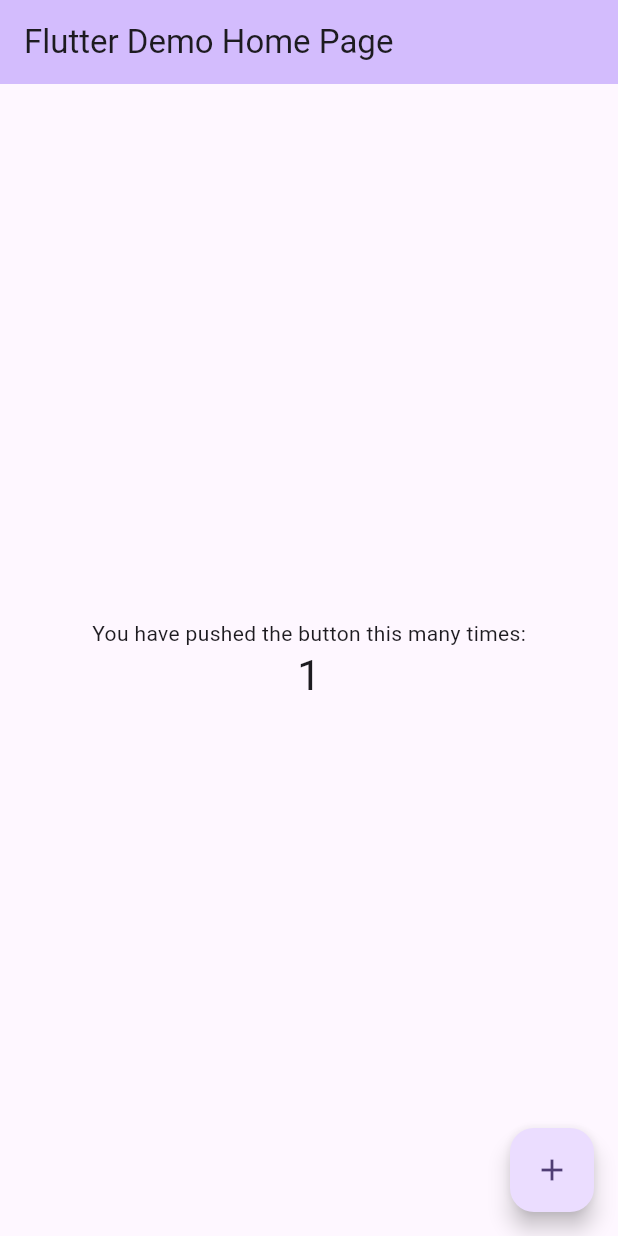
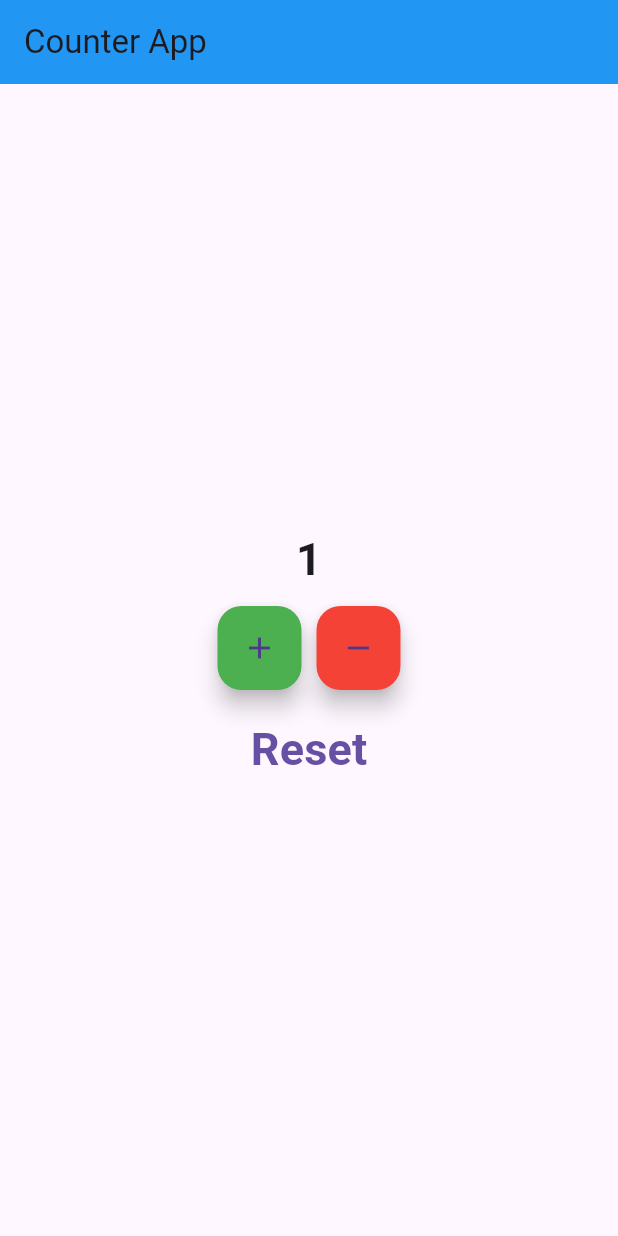
Before and after one commit to ZEENATH-964/Provider, a Flutter app: the screen it shows after launch, after a tap on the "add" icon, on a phone screen of 412 x 824 dp. Run offline on Flutter 3.47's test engine with Material 3 defaults, Android fonts, the light colour scheme and no system bars; our stand-ins replace gap.

Commit message:
first commit

```diff
--- a/counter_app/analysis_options.yaml
+++ b/counter_app/analysis_options.yaml
@@ -20,7 +20,8 @@ linter:
   # or a specific dart file by using the `// ignore: name_of_lint` and
   # `// ignore_for_file: name_of_lint` syntax on the line or in the file
   # producing the lint.
-  rules:
+  rules
+  prefere_const_constructor
     # avoid_print: false  # Uncomment to disable the `avoid_print` rule
     # prefer_single_quotes: true  # Uncomment to enable the `prefer_single_quotes` rule
 
--- /dev/null
+++ b/counter_app/lib/home.dart
@@ -0,0 +1,62 @@
+import 'package:counter_app/provider.dart';
+import 'package:flutter/material.dart';
+import 'package:gap/gap.dart';
+import 'package:provider/provider.dart';
+
+class Home extends StatefulWidget {
+  const Home({super.key});
+
+  @override
+  State<Home> createState() => _HomeState();
+}
+
+class _HomeState extends State<Home> {
+  @override
+  Widget build(BuildContext context) {
+    return SafeArea(
+      child: Scaffold(
+
+        appBar: AppBar(
+          backgroundColor: Colors.blue,
+          title: Text('Counter App'),),
+      body: Consumer<counter>(
+        builder: (context,value,_) {
+      return Column(
+        mainAxisAlignment: MainAxisAlignment.center,
+        children: [
+        list(value.count.toString(), 30),
+        Gap(10),
+       Row(
+        mainAxisAlignment: MainAxisAlignment.center,
+         children: [
+
+
+
+
+           FloatingActionButton(
+            backgroundColor: Colors.green,
+            onPressed: (){
+           value.increment();
+           },child: Icon(Icons.add),),
+            Gap(10),
+           FloatingActionButton(
+             backgroundColor: Colors.red,
+            onPressed: (){
+           value.decreament();
+           },child: Icon(Icons.remove),),
+         ],
+       ),
+       Gap(10),
+       TextButton(onPressed: (){value.clear();}, child: list('Reset', 30))
+      ],);
+        }
+      ),
+
+      ),
+    );
+  }
+}
+
+Widget list(String text,double size){
+  return Text(text,style: TextStyle(fontSize: size,fontWeight: FontWeight.bold),);
+}
--- a/counter_app/lib/main.dart
+++ b/counter_app/lib/main.dart
@@ -1,125 +1,23 @@
+import 'package:counter_app/home.dart';
+import 'package:counter_app/provider.dart';
 import 'package:flutter/material.dart';
+import 'package:provider/provider.dart';
 
 void main() {
-  runApp(const MyApp());
+  runApp(ChangeNotifierProvider(create:(context)=>counter(),
+    child:
+      MyApp()));
 }
 
 class MyApp extends StatelessWidget {
   const MyApp({super.key});
 
-  // This widget is the root of your application.
+
   @override
   Widget build(BuildContext context) {
     return MaterialApp(
-      title: 'Flutter Demo',
-      theme: ThemeData(
-        // This is the theme of your application.
-        //
-        // TRY THIS: Try running your application with "flutter run". You'll see
-        // the application has a purple toolbar. Then, without quitting the app,
-        // try changing the seedColor in the colorScheme below to Colors.green
-        // and then invoke "hot reload" (save your changes or press the "hot
-        // reload" button in a Flutter-supported IDE, or press "r" if you used
-        // the command line to start the app).
-        //
-        // Notice that the counter didn't reset back to zero; the application
-        // state is not lost during the reload. To reset the state, use hot
-        // restart instead.
-        //
-        // This works for code too, not just values: Most code changes can be
-        // tested with just a hot reload.
-        colorScheme: ColorScheme.fromSeed(seedColor: Colors.deepPurple),
-        useMaterial3: true,
-      ),
-      home: const MyHomePage(title: 'Flutter Demo Home Page'),
+   debugShowCheckedModeBanner: false,
+   home: Home(),
     );
   }
 }
-
-class MyHomePage extends StatefulWidget {
-  const MyHomePage({super.key, required this.title});
-
-  // This widget is the home page of your application. It is stateful, meaning
-  // that it has a State object (defined below) that contains fields that affect
-  // how it looks.
-
-  // This class is the configuration for the state. It holds the values (in this
-  // case the title) provided by the parent (in this case the App widget) and
-  // used by the build method of the State. Fields in a Widget subclass are
-  // always marked "final".
-
-  final String title;
-
-  @override
-  State<MyHomePage> createState() => _MyHomePageState();
-}
-
-class _MyHomePageState extends State<MyHomePage> {
-  int _counter = 0;
-
-  void _incrementCounter() {
-    setState(() {
-      // This call to setState tells the Flutter framework that something has
-      // changed in this State, which causes it to rerun the build method below
-      // so that the display can reflect the updated values. If we changed
-      // _counter without calling setState(), then the build method would not be
-      // called again, and so nothing would appear to happen.
-      _counter++;
-    });
-  }
-
-  @override
-  Widget build(BuildContext context) {
-    // This method is rerun every time setState is called, for instance as done
-    // by the _incrementCounter method above.
-    //
-    // The Flutter framework has been optimized to make rerunning build methods
-    // fast, so that you can just rebuild anything that needs updating rather
-    // than having to individually change instances of widgets.
-    return Scaffold(
-      appBar: AppBar(
-        // TRY THIS: Try changing the color here to a specific color (to
-        // Colors.amber, perhaps?) and trigger a hot reload to see the AppBar
-        // change color while the other colors stay the same.
-        backgroundColor: Theme.of(context).colorScheme.inversePrimary,
-        // Here we take the value from the MyHomePage object that was created by
-        // the App.build method, and use it to set our appbar title.
-        title: Text(widget.title),
-      ),
-      body: Center(
-        // Center is a layout widget. It takes a single child and positions it
-        // in the middle of the parent.
-        child: Column(
-          // Column is also a layout widget. It takes a list of children and
-          // arranges them vertically. By default, it sizes itself to fit its
-          // children horizontally, and tries to be as tall as its parent.
-          //
-          // Column has various properties to control how it sizes itself and
-          // how it positions its children. Here we use mainAxisAlignment to
-          // center the children vertically; the main axis here is the vertical
-          // axis because Columns are vertical (the cross axis would be
-          // horizontal).
-          //
-          // TRY THIS: Invoke "debug painting" (choose the "Toggle Debug Paint"
-          // action in the IDE, or press "p" in the console), to see the
-          // wireframe for each widget.
-          mainAxisAlignment: MainAxisAlignment.center,
-          children: <Widget>[
-            const Text(
-              'You have pushed the button this many times:',
-            ),
-            Text(
-              '$_counter',
-              style: Theme.of(context).textTheme.headlineMedium,
-            ),
-          ],
-        ),
-      ),
-      floatingActionButton: FloatingActionButton(
-        onPressed: _incrementCounter,
-        tooltip: 'Increment',
-        child: const Icon(Icons.add),
-      ), // This trailing comma makes auto-formatting nicer for build methods.
-    );
-  }
-}
--- /dev/null
+++ b/counter_app/lib/provider.dart
@@ -0,0 +1,19 @@
+import 'package:flutter/material.dart';
+
+class counter extends ChangeNotifier{
+  int count=0;
+  void increment(){
+    count++;
+    notifyListeners();
+  }
+
+  void decreament(){
+    count--;
+    notifyListeners();
+  }
+
+  void clear(){
+    count=0;
+    notifyListeners();
+  }
+}
--- a/counter_app/pubspec.yaml
+++ b/counter_app/pubspec.yaml
@@ -35,6 +35,8 @@ dependencies:
   # The following adds the Cupertino Icons font to your application.
   # Use with the CupertinoIcons class for iOS style icons.
   cupertino_icons: ^1.0.8
+  provider: ^6.1.2
+  gap: ^3.0.1
 
 dev_dependencies:
   flutter_test:
```
Also changed, not shown: counter_app/pubspec.lock.
